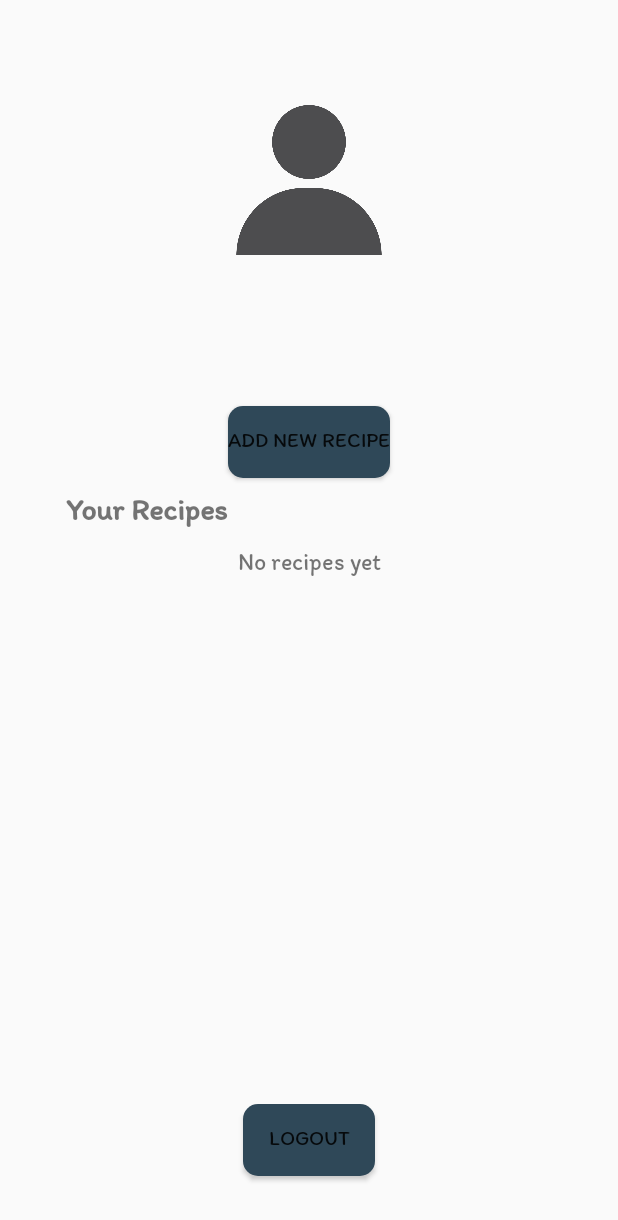
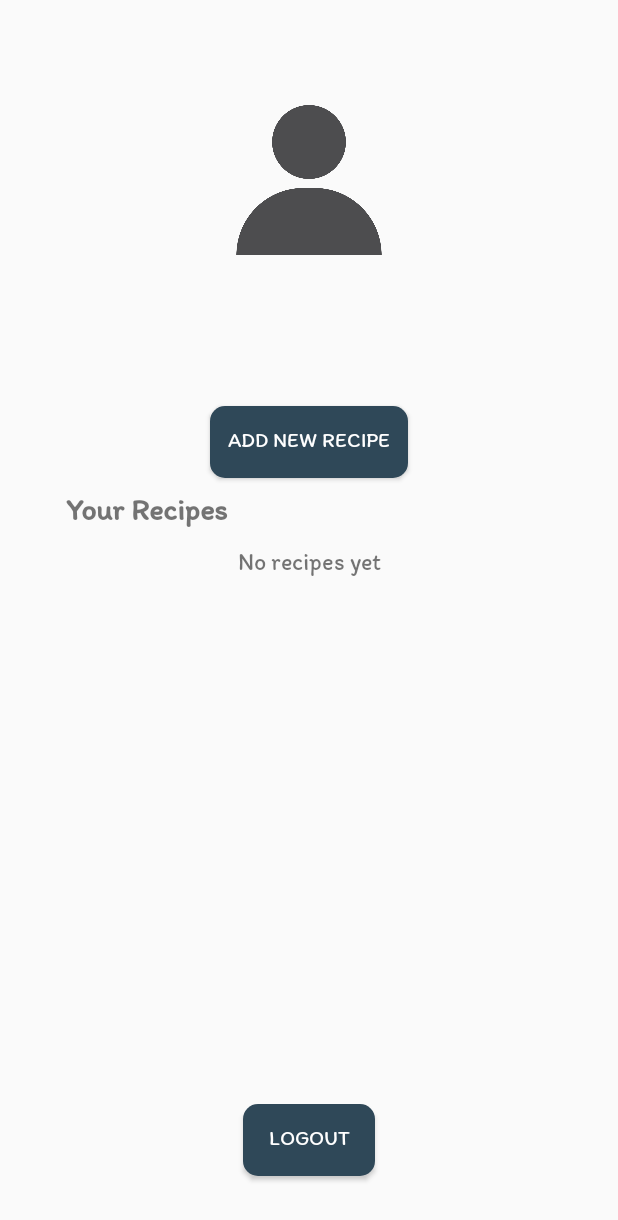
Before and after one commit to HaykAsatryanArm/UtemQez, an Android app: the ProfileActivity screen opened directly, with no data from a screen before it, on a phone screen of 412 x 824 dp. Shown: the top 1220 px of the screen. Run offline under Robolectric (Android 15) with nearby library versions, the phone set to English and light mode, and no system bars; our stand-ins replace Firebase (no records; nobody signed in at launch, a user with empty details on screens opened directly), Picasso; libraries missing offline, so code that uses them is left out: com.cloudinary, com.cloudinary.utils; pictures from the network do not load; 1 statement that could not run was skipped.

Commit message:
Button Styles

```diff
--- a/app/src/main/res/drawable/button_background.xml
+++ b/app/src/main/res/drawable/button_background.xml
@@ -2,4 +2,7 @@
 <shape xmlns:android="http://schemas.android.com/apk/res/android">
     <solid android:color="@color/dark_teal" />
     <corners android:radius="10dp" />
+    <padding
+        android:left="12dp"
+        android:right="12dp" />
 </shape>
--- a/app/src/main/res/layout/activity_profile.xml
+++ b/app/src/main/res/layout/activity_profile.xml
@@ -11,12 +11,12 @@
         android:id="@+id/profilePicture"
         android:layout_width="120dp"
         android:layout_height="120dp"
+        android:layout_marginTop="40dp"
         android:scaleType="fitCenter"
         android:src="@drawable/user"
-        app:layout_constraintTop_toTopOf="parent"
+        app:layout_constraintEnd_toEndOf="parent"
         app:layout_constraintStart_toStartOf="parent"
-        app:layout_constraintEnd_toEndOf="parent"
-        android:layout_marginTop="40dp"/>
+        app:layout_constraintTop_toTopOf="parent" />
 
     <TextView
         android:id="@+id/profileName"
@@ -45,22 +45,26 @@
         android:id="@+id/btnAddNewRecipe"
         android:layout_width="wrap_content"
         android:layout_height="wrap_content"
+        android:layout_marginTop="8dp"
+        android:paddingHorizontal="12dp"
         android:text="Add New Recipe"
-        android:layout_marginTop="8dp"
-        app:layout_constraintTop_toBottomOf="@id/profileEmail"
+        android:textColor="#ffffff"
+        app:layout_constraintEnd_toEndOf="parent"
         app:layout_constraintStart_toStartOf="parent"
-        app:layout_constraintEnd_toEndOf="parent" />
+        app:layout_constraintTop_toBottomOf="@id/profileEmail" />
 
     <Button
         android:id="@+id/btnAdminDashboard"
         android:layout_width="wrap_content"
         android:layout_height="wrap_content"
+        android:layout_marginTop="8dp"
+        android:paddingHorizontal="12dp"
         android:text="Admin Dashboard"
-        android:layout_marginTop="8dp"
+        android:textColor="#ffffff"
         android:visibility="gone"
-        app:layout_constraintTop_toBottomOf="@id/btnAddNewRecipe"
+        app:layout_constraintEnd_toEndOf="parent"
         app:layout_constraintStart_toStartOf="parent"
-        app:layout_constraintEnd_toEndOf="parent" />
+        app:layout_constraintTop_toBottomOf="@id/btnAddNewRecipe" />
 
     <TextView
         android:id="@+id/userRecipesTitle"
@@ -71,31 +75,31 @@
         android:text="Your Recipes"
         android:textSize="20sp"
         android:textStyle="bold"
-        app:layout_constraintTop_toBottomOf="@id/btnAdminDashboard"
+        app:layout_constraintEnd_toEndOf="parent"
         app:layout_constraintStart_toStartOf="parent"
-        app:layout_constraintEnd_toEndOf="parent" />
+        app:layout_constraintTop_toBottomOf="@id/btnAdminDashboard" />
 
     <TextView
         android:id="@+id/noRecipesText"
         android:layout_width="match_parent"
         android:layout_height="wrap_content"
+        android:gravity="center"
         android:text="No recipes yet"
         android:textSize="16sp"
-        android:gravity="center"
         android:visibility="gone"
-        app:layout_constraintTop_toBottomOf="@id/userRecipesTitle"
+        app:layout_constraintEnd_toEndOf="parent"
         app:layout_constraintStart_toStartOf="parent"
-        app:layout_constraintEnd_toEndOf="parent" />
+        app:layout_constraintTop_toBottomOf="@id/userRecipesTitle" />
 
     <androidx.recyclerview.widget.RecyclerView
         android:id="@+id/userRecipesRecyclerView"
         android:layout_width="match_parent"
         android:layout_height="0dp"
         android:padding="12dp"
+        app:layout_constraintBottom_toTopOf="@id/btnLogout"
+        app:layout_constraintEnd_toEndOf="parent"
+        app:layout_constraintStart_toStartOf="parent"
         app:layout_constraintTop_toBottomOf="@id/userRecipesTitle"
-        app:layout_constraintStart_toStartOf="parent"
-        app:layout_constraintEnd_toEndOf="parent"
-        app:layout_constraintBottom_toTopOf="@id/btnLogout"
         tools:listitem="@layout/recipe_item_search" />
 
     <Button
@@ -105,6 +109,7 @@
         android:layout_marginBottom="20dp"
         android:padding="10dp"
         android:text="Logout"
+        android:textColor="#ffffff"
         app:layout_constraintBottom_toBottomOf="parent"
         app:layout_constraintEnd_toEndOf="parent"
         app:layout_constraintStart_toStartOf="parent" />
--- a/app/src/main/res/values-night/themes.xml
+++ b/app/src/main/res/values-night/themes.xml
@@ -7,6 +7,7 @@
 
     <!-- Custom button style -->
     <style name="Widget.App.Button" parent="Widget.AppCompat.Button">
+        <item name="android:textColor">@android:color/white</item>
         <item name="android:background">@drawable/button_background</item>
     </style>
 
--- a/app/src/main/res/values/themes.xml
+++ b/app/src/main/res/values/themes.xml
@@ -6,6 +6,7 @@
 
     <!-- Custom button style -->
     <style name="Widget.App.Button" parent="Widget.AppCompat.Button">
+        <item name="android:textColor">@android:color/white</item>
         <item name="android:background">@drawable/button_background</item>
     </style>
 
```
